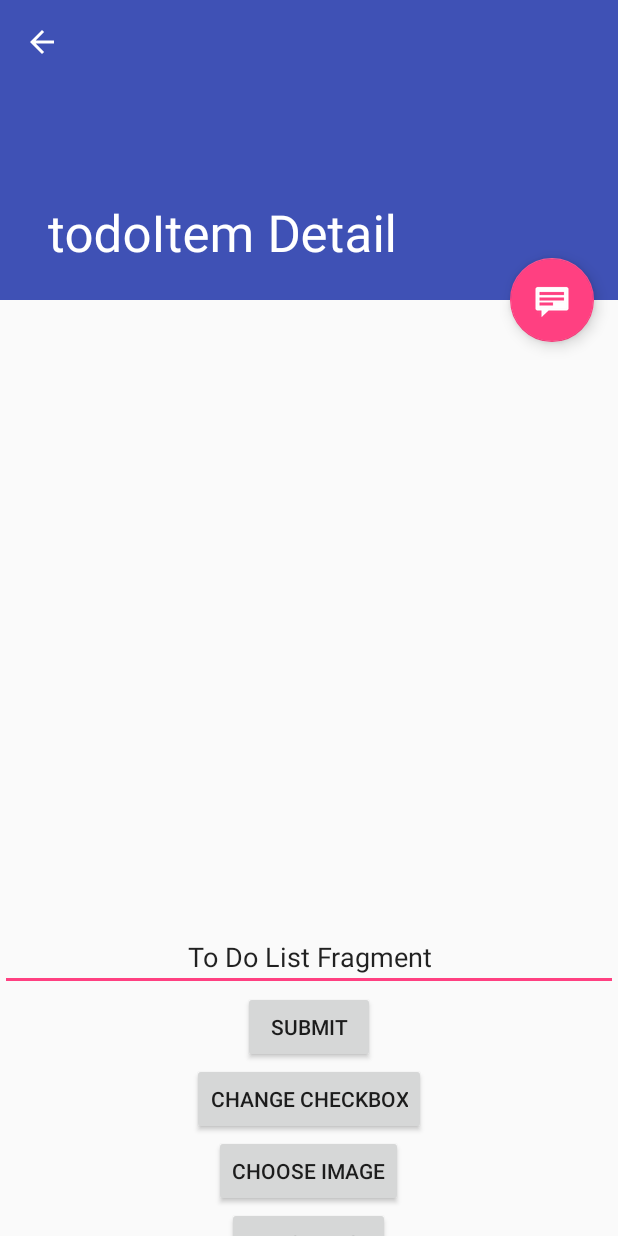
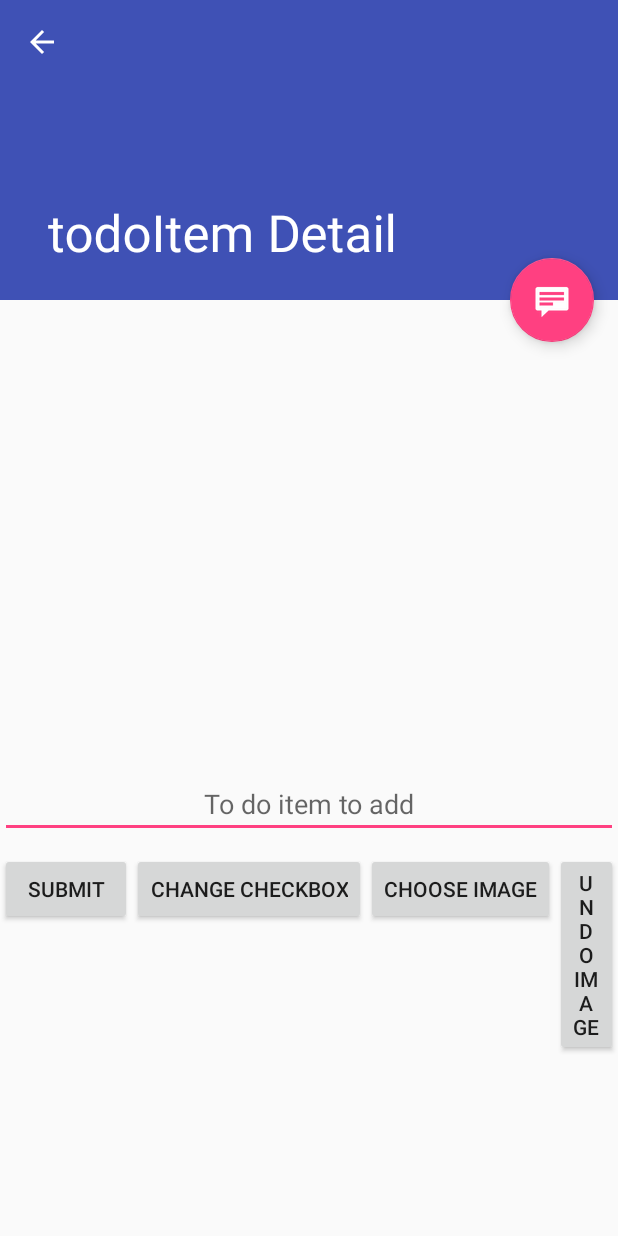
Before and after one commit to nguyendanhkhoa/AndroidApp, an Android app: the todoItemDetailFragment screen opened directly, with no data from a screen before it, on a phone screen of 412 x 824 dp. Run offline under Robolectric (Android 15) with nearby library versions, the phone set to English and light mode, and no system bars; pictures from the network do not load; 1 statement that could not run was skipped.

Commit message:
working app

```diff
--- a/FragmentCommunication/ToDoListFragment/app/src/main/java/com/example/khoanguyen1/todolistfragment/todoItemDetailFragment.java
+++ b/FragmentCommunication/ToDoListFragment/app/src/main/java/com/example/khoanguyen1/todolistfragment/todoItemDetailFragment.java
@@ -71,9 +71,6 @@ public class todoItemDetailFragment extends Fragment {
                 appBarLayout.setTitle(mItem.content);
             }
 
-
-
-
         }
 
 
@@ -89,8 +86,9 @@ public class todoItemDetailFragment extends Fragment {
 //            ((TextView) rootView.findViewById(R.id.todoitem_detail)).setText("Khoa");//mItem.details);
 //        }
 
-        String stringId = getArguments().getString(ARG_ITEM_ID);
-        id = 0;
+//        String stringId = getArguments().getString(ARG_ITEM_ID);
+
+        id = getArguments().getInt(ARG_ITEM_ID);
 
 
         et = (EditText) rootView.findViewById(R.id.edit_text_3);
--- a/FragmentCommunication/ToDoListFragment/app/src/main/java/com/example/khoanguyen1/todolistfragment/todoItemListActivity.java
+++ b/FragmentCommunication/ToDoListFragment/app/src/main/java/com/example/khoanguyen1/todolistfragment/todoItemListActivity.java
@@ -1,6 +1,5 @@
 package com.example.khoanguyen1.todolistfragment;
 
-import android.content.Context;
 import android.content.Intent;
 import android.graphics.Bitmap;
 import android.graphics.BitmapFactory;
@@ -180,7 +179,7 @@ public class todoItemListActivity extends AppCompatActivity {
     public void onStop() {
         writeToFile();
         super.onStop();// ATTENTION: This was auto-generated to implement the App Indexing API.
-// See https://g.co/AppIndexing/AndroidStudio for more information.
+        // See https://g.co/AppIndexing/AndroidStudio for more information.
         AppIndex.AppIndexApi.end(client, getIndexApiAction());
         // ATTENTION: This was auto-generated to implement the App Indexing API.
         // See https://g.co/AppIndexing/AndroidStudio for more information.
@@ -247,7 +246,7 @@ public class todoItemListActivity extends AppCompatActivity {
                     Log.d("FLAG", "Goes in here!");
                     if (mTwoPane) {
                         Bundle arguments = new Bundle();
-//                        arguments.putString(todoItemDetailFragment.ARG_ITEM_ID, holder.mItem.id);
+                        arguments.putInt(todoItemDetailFragment.ARG_ITEM_ID, position);
                         todoItemDetailFragment fragment = new todoItemDetailFragment();
                         fragment.setArguments(arguments);
                         getSupportFragmentManager().beginTransaction()
--- a/FragmentCommunication/ToDoListFragment/app/src/main/res/layout/edit_screen.xml
+++ b/FragmentCommunication/ToDoListFragment/app/src/main/res/layout/edit_screen.xml
@@ -1,5 +1,5 @@
 <?xml version="1.0" encoding="utf-8"?>
-<ScrollView xmlns:android="http://schemas.android.com/apk/res/android"
+<LinearLayout xmlns:android="http://schemas.android.com/apk/res/android"
     android:orientation="vertical"
     android:layout_width="match_parent"
     android:layout_gravity="center_horizontal|center_vertical"
@@ -48,4 +48,4 @@
 
 
 
-</ScrollView>
+</LinearLayout>
--- a/FragmentCommunication/ToDoListFragment/app/src/main/res/layout/todoitem_detail.xml
+++ b/FragmentCommunication/ToDoListFragment/app/src/main/res/layout/todoitem_detail.xml
@@ -5,18 +5,25 @@
     android:layout_height="wrap_content">
 
     <ImageView
-        android:layout_width="200dp"
-        android:layout_height="300dp"
+        android:layout_width="50dp"
+        android:layout_height="50dp"
         android:id="@+id/image_view"
         android:layout_gravity="center_horizontal"/>
-
     <EditText
         android:id="@+id/edit_text_3"
         android:layout_width="match_parent"
         android:layout_height="wrap_content"
-        android:text="@string/app_name"
+        android:hint="@string/todo_hint"
         android:gravity="center_horizontal"
         android:singleLine="true"/>
+
+    <LinearLayout
+        android:layout_width="wrap_content"
+        android:layout_height="wrap_content"
+        android:orientation="horizontal"
+        android:layout_gravity="center_horizontal"
+        android:paddingTop="10dp">
+
         <Button
             android:layout_width="wrap_content"
             android:layout_height="wrap_content"
@@ -45,6 +52,7 @@
             android:layout_gravity="center_horizontal"
             android:id="@+id/undo_image"/>
 
+    </LinearLayout>
 
 
 </LinearLayout>
```
Also changed, not shown: FragmentCommunication/ToDoListFragment/app/src/main/res/layout-w500dp/todoitem_list.xml (line endings or trailing spaces), FragmentCommunication/ToDoListFragment/app/src/main/res/layout/todoitem_list.xml (line endings or trailing spaces). Lines whose indentation alone changed are shown as unchanged.
